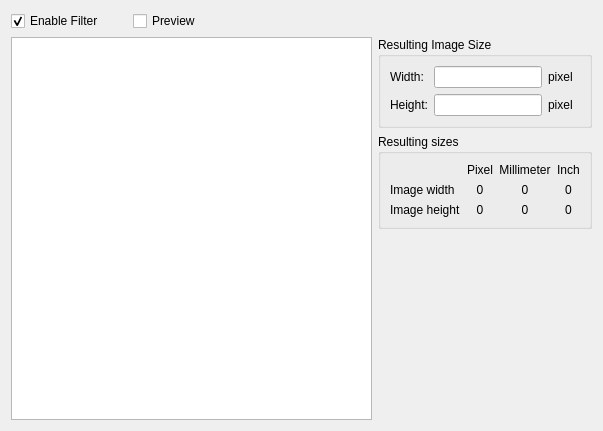
The window that src/filter/scalewidget.ui (rockclimb/yasw-debian) describes before a commit, drawn with Qt 5.
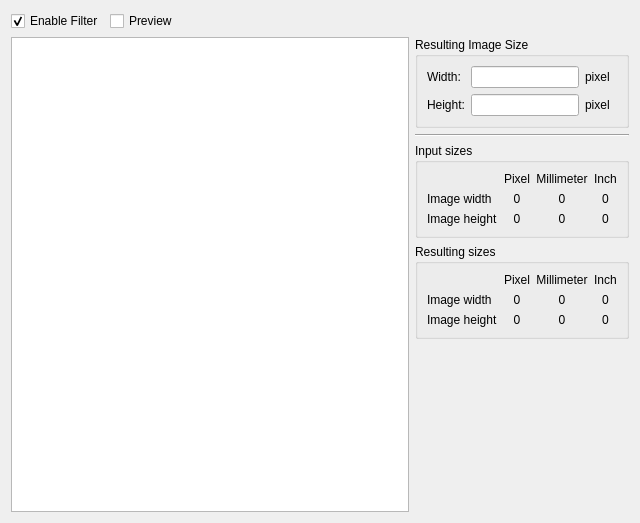
The same window after the commit. Custom widgets are drawn as their Qt base class.

Commit message: - Display input image size in scale and layout filter - Bugfix: did not recalculate image sizes after loading images - removed a signal / slot a a direct call did the same.

Patch:
```diff
--- a/src/filter/scalewidget.ui
+++ b/src/filter/scalewidget.ui
@@ -6,8 +6,8 @@
    <rect>
     <x>0</x>
     <y>0</y>
-    <width>603</width>
-    <height>431</height>
+    <width>640</width>
+    <height>523</height>
    </rect>
   </property>
   <property name="sizePolicy">
@@ -19,8 +19,10 @@
   <property name="windowTitle">
    <string>Form</string>
   </property>
-  <layout class="QGridLayout" name="gridLayout_3">
-   <item row="0" column="0">
+  <layout class="QGridLayout" name="gridLayout_4">
+   <item row="0" column="0" colspan="2">
+    <layout class="QHBoxLayout" name="horizontalLayout">
+     <item>
     <widget class="QCheckBox" name="enable">
      <property name="text">
       <string>Enable Filter</string>
@@ -30,7 +32,7 @@
      </property>
     </widget>
    </item>
-   <item row="0" column="1">
+     <item>
     <widget class="QCheckBox" name="preview">
      <property name="text">
       <string>Preview</string>
@@ -40,7 +42,7 @@
      </property>
     </widget>
    </item>
-   <item row="0" column="2" colspan="2">
+     <item>
     <spacer name="horizontalSpacer">
      <property name="orientation">
       <enum>Qt::Horizontal</enum>
@@ -53,7 +55,9 @@
      </property>
     </spacer>
    </item>
-   <item row="1" column="0" rowspan="3" colspan="3">
+    </layout>
+   </item>
+   <item row="1" column="0">
     <widget class="BaseFilterGraphicsView" name="view">
      <property name="sizePolicy">
       <sizepolicy hsizetype="MinimumExpanding" vsizetype="Expanding">
@@ -63,7 +67,9 @@
      </property>
     </widget>
    </item>
-   <item row="1" column="3">
+   <item row="1" column="1">
+    <layout class="QVBoxLayout" name="verticalLayout">
+     <item>
     <widget class="QGroupBox" name="groupBox_4">
      <property name="title">
       <string>Resulting Image Size</string>
@@ -120,7 +126,133 @@
      </layout>
     </widget>
    </item>
+     <item>
+      <widget class="Line" name="line">
+       <property name="orientation">
+        <enum>Qt::Horizontal</enum>
+       </property>
+      </widget>
+     </item>
+     <item>
+      <widget class="QGroupBox" name="groupBox_2">
+       <property name="title">
+        <string>Input sizes</string>
+       </property>
+       <layout class="QGridLayout" name="gridLayout_3">
+        <item row="0" column="2">
+         <widget class="QLabel" name="labelWidth_6">
+          <property name="text">
+           <string>Millimeter</string>
+          </property>
+          <property name="alignment">
+           <set>Qt::AlignCenter</set>
+          </property>
+         </widget>
+        </item>
+        <item row="1" column="1">
+         <widget class="QLabel" name="pixelInputWidth">
+          <property name="text">
+           <string>0</string>
+          </property>
+          <property name="alignment">
+           <set>Qt::AlignCenter</set>
+          </property>
+         </widget>
+        </item>
+        <item row="2" column="0">
+         <widget class="QLabel" name="labelHeight_3">
+          <property name="text">
+           <string>Image height</string>
+          </property>
+          <property name="alignment">
+           <set>Qt::AlignLeading|Qt::AlignLeft|Qt::AlignVCenter</set>
+          </property>
+         </widget>
+        </item>
    <item row="2" column="3">
+         <widget class="QLabel" name="inchInputHeight">
+          <property name="text">
+           <string>0</string>
+          </property>
+          <property name="alignment">
+           <set>Qt::AlignCenter</set>
+          </property>
+         </widget>
+        </item>
+        <item row="0" column="1">
+         <widget class="QLabel" name="labelWidth_7">
+          <property name="text">
+           <string>Pixel</string>
+          </property>
+          <property name="alignment">
+           <set>Qt::AlignCenter</set>
+          </property>
+         </widget>
+        </item>
+        <item row="1" column="0">
+         <widget class="QLabel" name="labelWidth_8">
+          <property name="text">
+           <string>Image width</string>
+          </property>
+          <property name="alignment">
+           <set>Qt::AlignLeading|Qt::AlignLeft|Qt::AlignVCenter</set>
+          </property>
+         </widget>
+        </item>
+        <item row="0" column="3">
+         <widget class="QLabel" name="labelWidth_9">
+          <property name="text">
+           <string>Inch</string>
+          </property>
+          <property name="alignment">
+           <set>Qt::AlignCenter</set>
+          </property>
+         </widget>
+        </item>
+        <item row="2" column="2">
+         <widget class="QLabel" name="millimeterInputHeight">
+          <property name="text">
+           <string>0</string>
+          </property>
+          <property name="alignment">
+           <set>Qt::AlignCenter</set>
+          </property>
+         </widget>
+        </item>
+        <item row="1" column="2">
+         <widget class="QLabel" name="millimeterInputWidth">
+          <property name="text">
+           <string>0</string>
+          </property>
+          <property name="alignment">
+           <set>Qt::AlignCenter</set>
+          </property>
+         </widget>
+        </item>
+        <item row="2" column="1">
+         <widget class="QLabel" name="pixelInputHeight">
+          <property name="text">
+           <string>0</string>
+          </property>
+          <property name="alignment">
+           <set>Qt::AlignCenter</set>
+          </property>
+         </widget>
+        </item>
+        <item row="1" column="3">
+         <widget class="QLabel" name="inchInputWidth">
+          <property name="text">
+           <string>0</string>
+          </property>
+          <property name="alignment">
+           <set>Qt::AlignCenter</set>
+          </property>
+         </widget>
+        </item>
+       </layout>
+      </widget>
+     </item>
+     <item>
     <widget class="QGroupBox" name="groupBox">
      <property name="title">
       <string>Resulting sizes</string>
@@ -239,7 +371,7 @@
      </layout>
     </widget>
    </item>
-   <item row="3" column="3">
+     <item>
     <spacer name="verticalSpacer">
      <property name="orientation">
       <enum>Qt::Vertical</enum>
@@ -253,6 +385,8 @@
     </spacer>
    </item>
   </layout>
+   </item>
+  </layout>
   <zorder>enable</zorder>
   <zorder>preview</zorder>
   <zorder>view</zorder>
```
Left out of the diff: 1 changed line with no effect on the pictures. Lines whose indentation alone changed are shown as unchanged. The commit also changes 9 other files.
